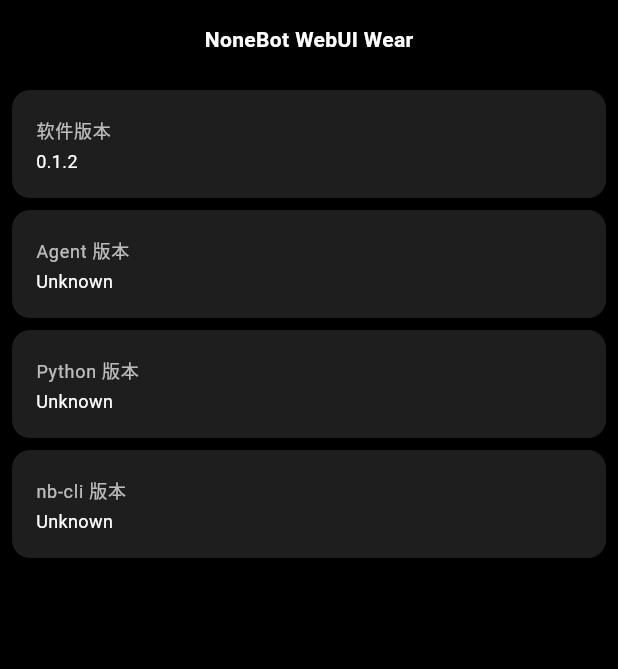
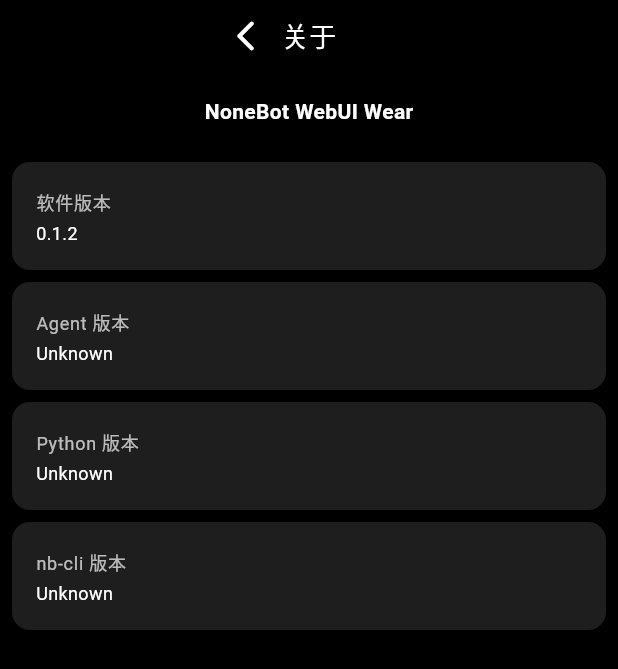
Before and after one commit to NonebotGUI/nonebot-webui-wear, a Flutter app: the About screen opened directly, on a phone screen of 412 x 824 dp. Shown: the top 669 px of the screen. Run offline on Flutter 3.47's test engine with Material 3 defaults, Android fonts, the phone set to English and light mode, and no system bars; our stand-ins replace marquee, shared_preferences; accounts and stored records are empty.

Commit message:
将关于页面移动至设置

```diff
--- a/lib/ui/main_page.dart
+++ b/lib/ui/main_page.dart
@@ -1,7 +1,6 @@
 import 'dart:async';
 import 'package:flutter/material.dart';
 import 'package:flutter/services.dart';
-import 'package:nonebot_webui_wear/ui/main_pages/about.dart';
 import 'package:nonebot_webui_wear/ui/main_pages/createbot.dart';
 import 'package:nonebot_webui_wear/ui/main_pages/import_bot.dart';
 import 'package:nonebot_webui_wear/ui/main_pages/settings.dart';
@@ -25,7 +24,7 @@ class _HomeScreenState extends State<MainPageMobile>
   final PageController _pageController = PageController();
   int runningCount = 0;
 
-  final List<String> _titles = ['主页', 'Bot列表', '控制台', '创建', '导入', '设置', '关于'];
+  final List<String> _titles = ['主页', 'Bot列表', '控制台', '创建', '导入', '设置'];
 
   @override
   void initState() {
@@ -281,8 +280,6 @@ class _HomeScreenState extends State<MainPageMobile>
                   const ImportBot(),
                   // 设置
                   const Settings(),
-                  // 关于
-                  const About(),
                 ],
               ),
             ),
--- a/lib/ui/main_pages/about.dart
+++ b/lib/ui/main_pages/about.dart
@@ -16,8 +16,38 @@ class _MoreState extends State<About> {
   Widget build(BuildContext context) {
     return Scaffold(
       backgroundColor: Colors.black,
-      body: ListView(
-        padding: const EdgeInsets.symmetric(horizontal: 8.0, vertical: 16.0),
+
+      body: Column(
+        children: [
+          Row(
+            mainAxisAlignment: MainAxisAlignment.center,
+            children: [
+              IconButton(
+                icon: const Icon(
+                  Icons.arrow_back_ios_new_rounded,
+                  color: Colors.white,
+                ),
+                onPressed: () => Navigator.of(context).pop(),
+              ),
+              const Text(
+                '关于',
+                style: TextStyle(color: Colors.white, fontSize: 18),
+              ),
+              IconButton(
+                icon: const Icon(
+                  Icons.arrow_back_ios_new_rounded,
+                  color: Colors.black,
+                ),
+                onPressed: () {},
+              ),
+            ],
+          ),
+          Expanded(
+            child: ListView(
+              padding: const EdgeInsets.symmetric(
+                horizontal: 8.0,
+                vertical: 16.0,
+              ),
               children: <Widget>[
                 const Center(
                   child: Text(
@@ -31,9 +61,21 @@ class _MoreState extends State<About> {
                 ),
                 const SizedBox(height: 20),
                 _buildInfoTile('软件版本', version),
-          _buildInfoTile('Agent 版本', Data.agentVersion['version'] ?? 'N/A'),
-          _buildInfoTile('Python 版本', Data.agentVersion['python'] ?? 'N/A'),
-          _buildInfoTile('nb-cli 版本', Data.agentVersion['nbcli'] ?? 'N/A'),
+                _buildInfoTile(
+                  'Agent 版本',
+                  Data.agentVersion['version'] ?? 'N/A',
+                ),
+                _buildInfoTile(
+                  'Python 版本',
+                  Data.agentVersion['python'] ?? 'N/A',
+                ),
+                _buildInfoTile(
+                  'nb-cli 版本',
+                  Data.agentVersion['nbcli'] ?? 'N/A',
+                ),
+              ],
+            ),
+          ),
         ],
       ),
     );
```
Also changed, not shown: lib/ui/main_pages/settings.dart (+7 -61 lines). Lines whose indentation alone changed are shown as unchanged.
